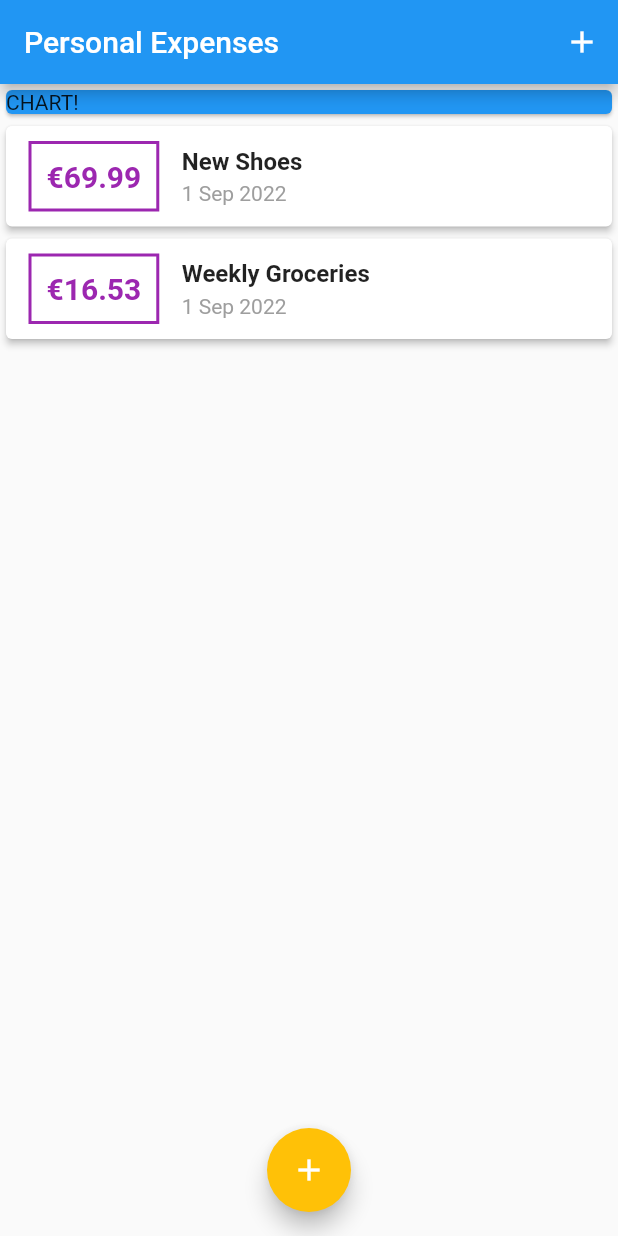
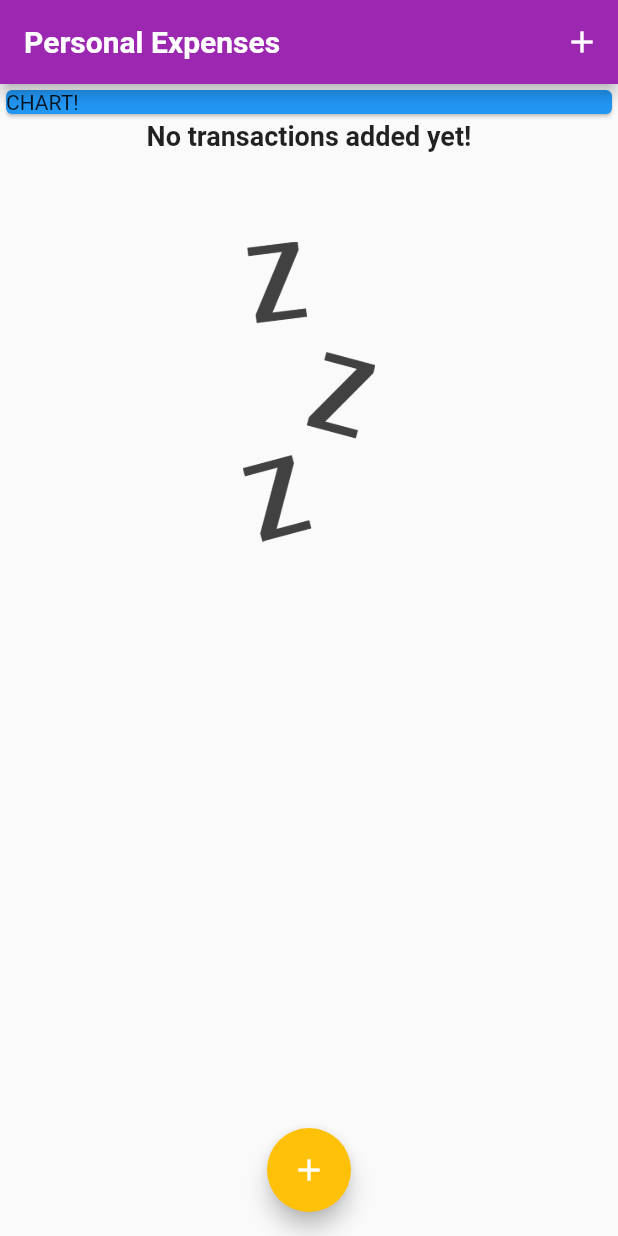
Before and after one commit to stevematdavies/flutter_psa, a Flutter app: the screen it shows after launch, on a phone screen of 412 x 824 dp. Run offline on Flutter 3.47's test engine with Material 2 defaults, Android fonts, the phone set to English and light mode, and no system bars; Roboto replaces fonts that are missing (OpenSans).

Commit message:
Adding custom fonts and images

```diff
--- a/lib/main.dart
+++ b/lib/main.dart
@@ -14,8 +14,21 @@ class MyApp extends StatelessWidget {
     return MaterialApp(
       title: 'Personal Expenses',
       theme: ThemeData(
-        primarySwatch: Colors.purple,
-        colorScheme: ColorScheme.fromSwatch().copyWith(secondary: Colors.amber),
+        fontFamily: "Quicksand",
+        textTheme: ThemeData.light().textTheme.copyWith(titleMedium: const TextStyle(
+          fontFamily: "OpenSans",
+          fontWeight: FontWeight.bold,
+          fontSize: 18,
+        )),
+        colorScheme: ColorScheme.fromSwatch(primarySwatch: Colors.purple)
+          .copyWith(secondary: Colors.amber),
+        appBarTheme: const AppBarTheme(
+          titleTextStyle: TextStyle(
+            fontFamily: "OpenSans",
+            fontSize: 20,
+            fontWeight: FontWeight.bold,
+          )
+        )
       ),
       home: const MyHomePage(),
     );
@@ -31,7 +44,7 @@ class MyHomePage extends StatefulWidget {
 
 class _MyHomePageState extends State<MyHomePage> {
   final List<Transaction> _userTransactions = [
-    Transaction(
+   /* Transaction(
       id: '1',
       title: 'New Shoes',
       amount: 69.99,
@@ -42,7 +55,7 @@ class _MyHomePageState extends State<MyHomePage> {
       title: 'Weekly Groceries',
       amount: 16.53,
       date: DateTime.now(),
-    ),
+    ),*/
   ];
 
   void _addNewTransaction(String txTitle, double txAmt) {
--- a/lib/widgets/transaction_list.dart
+++ b/lib/widgets/transaction_list.dart
@@ -12,23 +12,38 @@ class TransactionList extends StatelessWidget {
   Widget build(BuildContext context) {
     return SizedBox(
       height: 300,
-      child: ListView.builder(
+      child: transactions.isEmpty
+          ? Column(children: <Widget>[
+              Text("No transactions added yet!",
+                  style: Theme.of(context).textTheme.titleMedium),
+              const SizedBox(
+                height: 60,
+              ),
+              SizedBox(
+                  height: 200,
+                  child: Image.asset('resources/images/waiting.png', fit: BoxFit.cover)
+              ),
+            ])
+          : ListView.builder(
               itemBuilder: (ctx, i) {
                 return Card(
                   elevation: 2,
                   child: Row(
                     children: <Widget>[
                       Container(
-                  margin:
-                      const EdgeInsets.symmetric(vertical: 10, horizontal: 15),
+                        margin: const EdgeInsets.symmetric(
+                            vertical: 10, horizontal: 15),
                         decoration: BoxDecoration(
-                      border: Border.all(color: Theme.of(context).primaryColor, width: 2)),
+                            border: Border.all(
+                                color: Theme.of(context).colorScheme.primary,
+                                width: 2)),
                         padding: const EdgeInsets.all(10),
-                  child: Text("€${transactions[i].amount.toStringAsFixed(2)}",
+                        child: Text(
+                          "€${transactions[i].amount.toStringAsFixed(2)}",
                           style: TextStyle(
                             fontWeight: FontWeight.bold,
                             fontSize: 20,
-                          color: Theme.of(context).primaryColor,
+                            color: Theme.of(context).colorScheme.primary,
                           ),
                         ),
                       ),
@@ -38,14 +53,14 @@ class TransactionList extends StatelessWidget {
                           children: <Widget>[
                             Container(
                                 margin: const EdgeInsets.only(bottom: 4),
-                        child: Text(transactions[i].title,
-                            style: const TextStyle(
-                              fontWeight: FontWeight.w600,
-                              fontSize: 16,
+                                child: Text(
+                                  transactions[i].title,
+                                  style:
+                                      Theme.of(context).textTheme.titleMedium,
                                 )),
-                      ),
                             Text(
-                          DateFormat('d MMM yyyy').format(transactions[i].date),
+                                DateFormat('d MMM yyyy')
+                                    .format(transactions[i].date),
                                 style: const TextStyle(
                                   color: Colors.grey,
                                   fontWeight: FontWeight.w400,
```
Also changed, not shown: pubspec.yaml (+18 -14 lines), resources/fonts/OpenSans-Bold.ttf (added), resources/fonts/OpenSans-Regular.ttf (added), resources/fonts/Quicksand-Bold.ttf (added), resources/fonts/Quicksand-Light.ttf (added), resources/fonts/Quicksand-Medium.ttf (added), resources/fonts/Quicksand-Regular.ttf (added), resources/images/waiting.png (added). Lines whose indentation alone changed are shown as unchanged.
